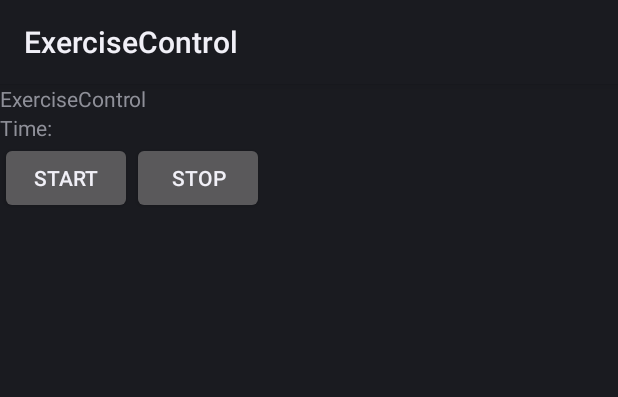
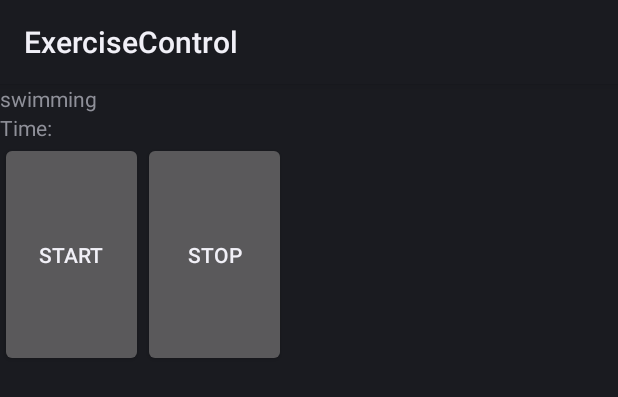
Before and after one commit to mirsmartgrp/Android, an Android app: the layout rect_activity_main.xml on its own in the app's theme, with its tools: preview values and no code run, on a phone screen of 412 x 824 dp. Shown: the top 397 px of the screen. Run offline under Robolectric (Android 15) with nearby library versions, the phone set to English and light mode, and no system bars.

Commit message:
even nicer gui for android wear

```diff
--- a/wear/src/main/java/nl/fontys/exercise/MainActivityWear.java
+++ b/wear/src/main/java/nl/fontys/exercise/MainActivityWear.java
@@ -1,9 +1,7 @@
 package nl.fontys.exercise;
 
 import android.app.Activity;
-import android.content.Context;
 import android.hardware.Sensor;
-import android.hardware.SensorManager;
 import android.os.Bundle;
 import android.util.Log;
 import android.view.View;
@@ -33,11 +31,12 @@ public class MainActivityWear extends Activity {
         sensors[1]=Sensor.TYPE_LINEAR_ACCELERATION;
 
         collector = new JsonMeasurementCollectorImpl();
-        recorder = new MeasurementRecorder(this,sensors, 100, collector);
+        recorder = new MeasurementRecorder(this,sensors, 1, collector);
         recorder.initialize();
         setContentView(R.layout.activity_main);
 
     }
+
 
     @Override
     protected void onResume(){
@@ -68,7 +67,6 @@ public class MainActivityWear extends Activity {
      */
     public void stop(View view) {
     recorder.stop();
-        recorder.terminate();
     }
 
 
@@ -103,5 +101,10 @@ public class MainActivityWear extends Activity {
         public void collectionFailed(MeasurementException ex) {
             Log.d("WEAR", "Measurement failed: " + ex.getMessage());
         }
-    }
+        @Override
+        public void collectMeasurement(Sensor sensor, double time, float[] values, int accuracy)  {
+
+        }
+
+        }
 }
--- a/wear/src/main/res/layout/rect_activity_main.xml
+++ b/wear/src/main/res/layout/rect_activity_main.xml
@@ -7,25 +7,26 @@
     <TextView
         android:layout_width="match_parent"
         android:layout_height="wrap_content"
-        android:text="@string/app_name"
+        android:text="@string/exerciseName"
         android:id="@+id/headerLbl"
-        />
+
+        style="@style/TextView.Large" />
 <TextView
     android:layout_width="match_parent"
     android:layout_height="wrap_content"
     android:text="@string/TimeLbl"
     android:id="@+id/timeLbl"
-    />
+    style="@style/TextView.Medium" />
 <LinearLayout
     android:layout_width="match_parent"
-    android:layout_height="100px"
+    android:layout_height="wrap_content"
     android:orientation="horizontal">
-    <Button android:id="@+id/startBtn" android:layout_width="wrap_content"
-        android:layout_height="wrap_content" android:text="@string/start"
+    <Button android:id="@+id/startBtn" android:layout_width="95dp"
+        android:layout_height="150dp" android:text="@string/start"
         android:onClick="start"
         />
-    <Button android:id="@+id/stopBtn" android:layout_width="wrap_content"
-        android:layout_height="wrap_content" android:text="@string/stop"
+    <Button android:id="@+id/stopBtn" android:layout_width="95dp"
+        android:layout_height="150dp" android:text="@string/stop"
         android:onClick="stop"
        />
 </LinearLayout>
--- a/wear/src/main/res/values/strings.xml
+++ b/wear/src/main/res/values/strings.xml
@@ -6,4 +6,5 @@
     <string name="start">start</string>
     <string name="stop">stop</string>
     <string name="TimeLbl">Time:</string>
+    <string name="exerciseName">swimming</string>
 </resources>
```
Also changed, not shown: 1 other file.
